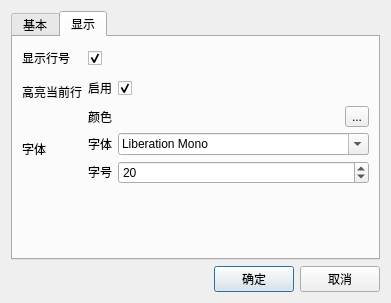
Above: qdevcpp/editorconfig.ui from neko-para/qdevcpp before the change. Below: the same form after it.
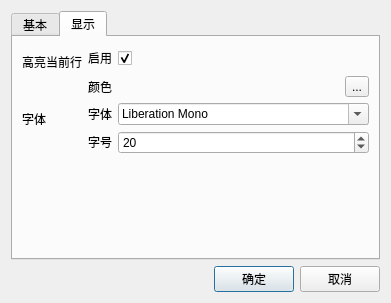
That is the form after the change. The open tabs and pages were chosen to show the change. Icons and pictures are not drawn.

Commit message: finish folding. change line number config.

What changed in the file:
```diff
--- a/qdevcpp/editorconfig.ui
+++ b/qdevcpp/editorconfig.ui
@@ -190,37 +190,66 @@
       </attribute>
       <layout class="QFormLayout" name="formLayout_6">
        <item row="0" column="0">
-        <widget class="QLabel" name="label_11">
-         <property name="text">
-          <string>显示行号</string>
-         </property>
-        </widget>
-       </item>
-       <item row="0" column="1">
-        <widget class="QCheckBox" name="showLineNumber">
-         <property name="text">
-          <string>　</string>
-         </property>
-         <property name="checked">
-          <bool>true</bool>
-         </property>
-        </widget>
-       </item>
-       <item row="1" column="0">
         <widget class="QLabel" name="label_6">
          <property name="text">
           <string>高亮当前行</string>
          </property>
         </widget>
        </item>
-       <item row="2" column="0">
+       <item row="0" column="1">
+        <layout class="QFormLayout" name="formLayout_3">
+         <item row="0" column="0">
+          <widget class="QLabel" name="label_5">
+           <property name="text">
+            <string>启用</string>
+           </property>
+          </widget>
+         </item>
+         <item row="0" column="1">
+          <widget class="QCheckBox" name="highlightCurrent">
+           <property name="text">
+            <string>　</string>
+           </property>
+           <property name="checked">
+            <bool>true</bool>
+           </property>
+          </widget>
+         </item>
+         <item row="1" column="0">
+          <widget class="QLabel" name="labelCurrentColor">
+           <property name="text">
+            <string>颜色</string>
+           </property>
+          </widget>
+         </item>
+         <item row="1" column="1">
+          <layout class="QHBoxLayout" name="horizontalLayout_2">
+           <item>
+            <widget class="QLabel" name="currentColor">
+             <property name="text">
+              <string/>
+             </property>
+            </widget>
+           </item>
+           <item>
+            <widget class="QToolButton" name="browseCurrentColor">
+             <property name="text">
+              <string>...</string>
+             </property>
+            </widget>
+           </item>
+          </layout>
+         </item>
+        </layout>
+       </item>
+       <item row="1" column="0">
         <widget class="QLabel" name="label_7">
          <property name="text">
           <string>字体</string>
          </property>
         </widget>
        </item>
-       <item row="2" column="1">
+       <item row="1" column="1">
         <layout class="QFormLayout" name="formLayout_4">
          <item row="0" column="0">
           <widget class="QLabel" name="label_12">
@@ -260,52 +289,6 @@
          </item>
         </layout>
        </item>
-       <item row="1" column="1">
-        <layout class="QFormLayout" name="formLayout_3">
-         <item row="0" column="0">
-          <widget class="QLabel" name="label_5">
-           <property name="text">
-            <string>启用</string>
-           </property>
-          </widget>
-         </item>
-         <item row="0" column="1">
-          <widget class="QCheckBox" name="highlightCurrent">
-           <property name="text">
-            <string>　</string>
-           </property>
-           <property name="checked">
-            <bool>true</bool>
-           </property>
-          </widget>
-         </item>
-         <item row="1" column="0">
-          <widget class="QLabel" name="labelCurrentColor">
-           <property name="text">
-            <string>颜色</string>
-           </property>
-          </widget>
-         </item>
-         <item row="1" column="1">
-          <layout class="QHBoxLayout" name="horizontalLayout_2">
-           <item>
-            <widget class="QLabel" name="currentColor">
-             <property name="text">
-              <string/>
-             </property>
-            </widget>
-           </item>
-           <item>
-            <widget class="QToolButton" name="browseCurrentColor">
-             <property name="text">
-              <string>...</string>
-             </property>
-            </widget>
-           </item>
-          </layout>
-         </item>
-        </layout>
-       </item>
       </layout>
      </widget>
     </widget>
```
Left out of the diff: 2 changed lines with no effect on the pictures. The commit also changes 5 other files.
